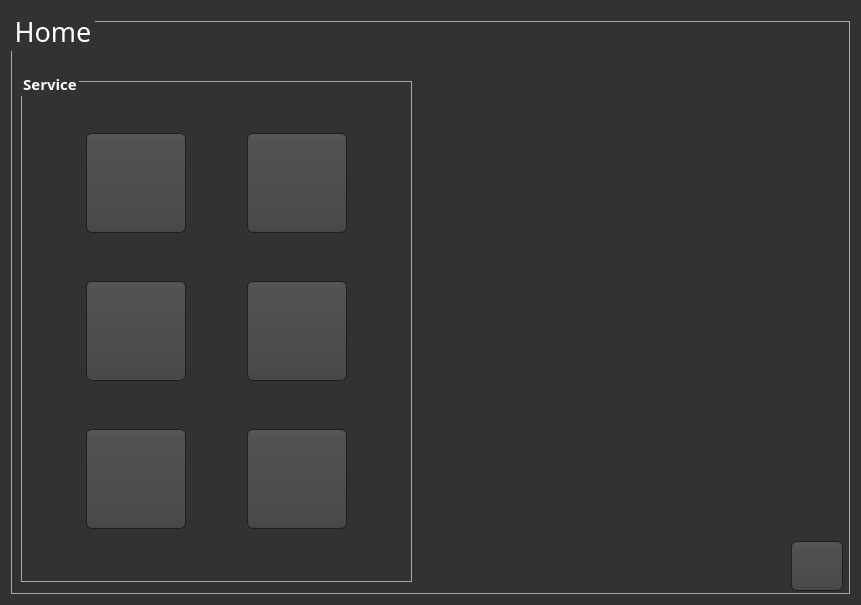
Qt form GUI_SCREENS/TestMainWindow - Copy.ui (eldarandaly/Updated-Senior-Project-Final) before a commit.
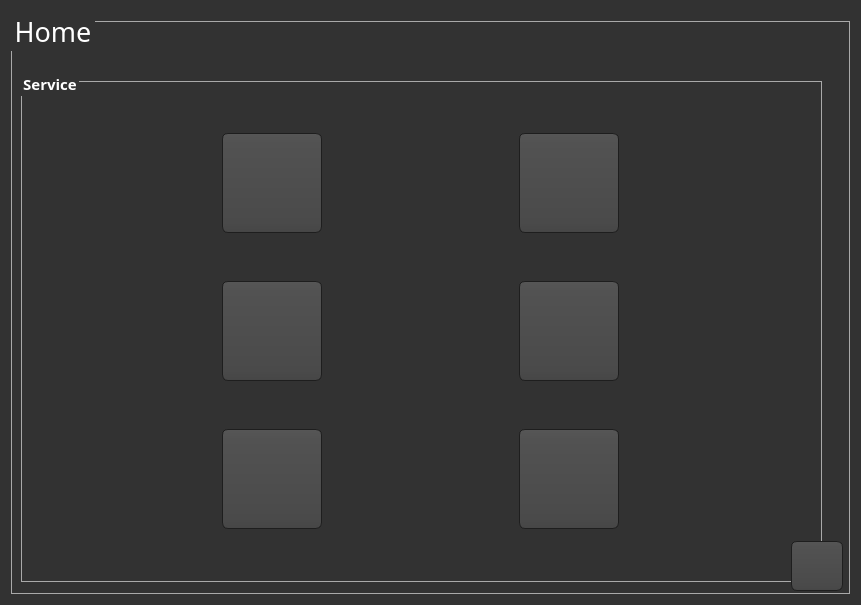
The same form after that commit. Icons and pictures are not drawn.

Diff of the .ui file:
```diff
--- a/GUI_SCREENS/TestMainWindow - Copy.ui
+++ b/GUI_SCREENS/TestMainWindow - Copy.ui
@@ -579,7 +579,7 @@
        <rect>
         <x>10</x>
         <y>60</y>
-        <width>391</width>
+        <width>801</width>
         <height>511</height>
        </rect>
       </property>
```
